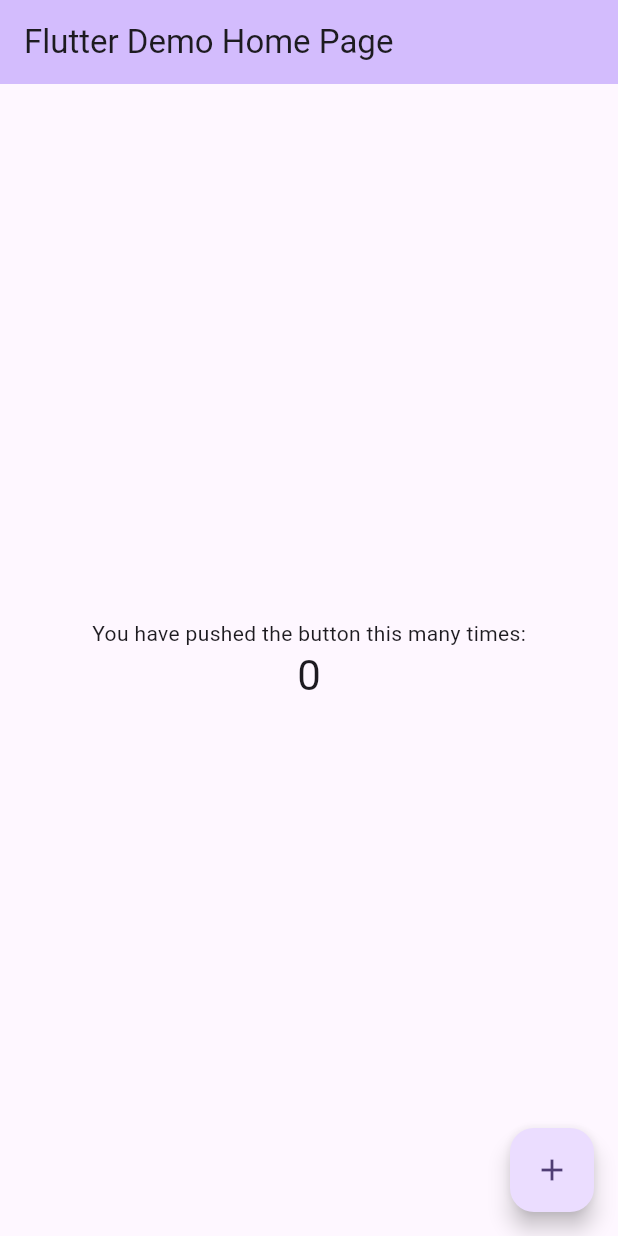
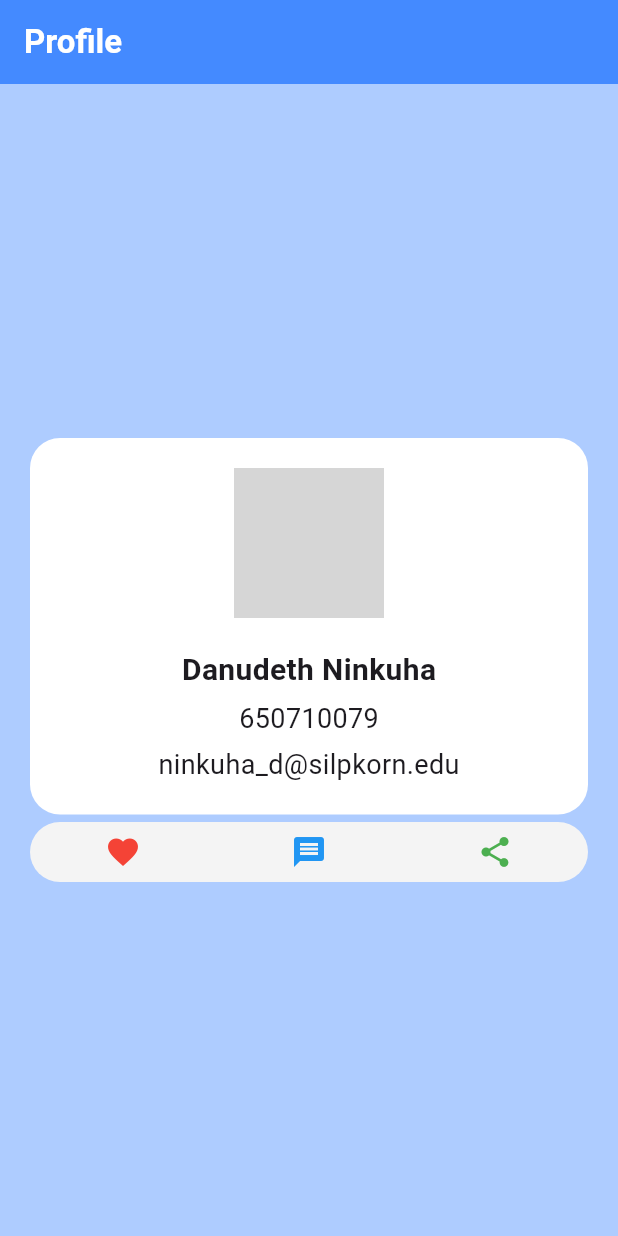
Before and after one commit to danudeth2004/final_exam_650710079, a Flutter app: the screen it shows after launch, on a phone screen of 412 x 824 dp. Run offline on Flutter 3.47's test engine with Material 3 defaults, Android fonts, the phone set to English and light mode, and no system bars; network calls fail; grey boxes are pictures that could not be loaded.

Commit message:
ready_for_exam

```diff
--- a/lib/main.dart
+++ b/lib/main.dart
@@ -1,3 +1,4 @@
+import 'package:final_exam_650710079/profile_card.dart';
 import 'package:flutter/material.dart';
 
 void main() {
@@ -12,111 +13,21 @@ class MyApp extends StatelessWidget {
   Widget build(BuildContext context) {
     return MaterialApp(
       title: 'Flutter Demo',
-      theme: ThemeData(
-        // This is the theme of your application.
-        //
-        // TRY THIS: Try running your application with "flutter run". You'll see
-        // the application has a purple toolbar. Then, without quitting the app,
-        // try changing the seedColor in the colorScheme below to Colors.green
-        // and then invoke "hot reload" (save your changes or press the "hot
-        // reload" button in a Flutter-supported IDE, or press "r" if you used
-        // the command line to start the app).
-        //
-        // Notice that the counter didn't reset back to zero; the application
-        // state is not lost during the reload. To reset the state, use hot
-        // restart instead.
-        //
-        // This works for code too, not just values: Most code changes can be
-        // tested with just a hot reload.
-        colorScheme: ColorScheme.fromSeed(seedColor: Colors.deepPurple),
+        debugShowCheckedModeBanner: false,
+        theme: ThemeData(
+          colorScheme: ColorScheme.fromSeed(seedColor: Colors.deepPurple),
+          useMaterial3: true,
+        ),
+        home: Scaffold(
+          appBar: AppBar(
+          title: const Text(
+            "Profile",
+            style: TextStyle(color: Colors.white, fontWeight: FontWeight.bold),
+          ),
+          backgroundColor: Colors.blueAccent,
+          ),
+        body: ProfileCard(),
       ),
-      home: const MyHomePage(title: 'Flutter Demo Home Page'),
     );
   }
 }
-
-class MyHomePage extends StatefulWidget {
-  const MyHomePage({super.key, required this.title});
-
-  // This widget is the home page of your application. It is stateful, meaning
-  // that it has a State object (defined below) that contains fields that affect
-  // how it looks.
-
-  // This class is the configuration for the state. It holds the values (in this
-  // case the title) provided by the parent (in this case the App widget) and
-  // used by the build method of the State. Fields in a Widget subclass are
-  // always marked "final".
-
-  final String title;
-
-  @override
-  State<MyHomePage> createState() => _MyHomePageState();
-}
-
-class _MyHomePageState extends State<MyHomePage> {
-  int _counter = 0;
-
-  void _incrementCounter() {
-    setState(() {
-      // This call to setState tells the Flutter framework that something has
-      // changed in this State, which causes it to rerun the build method below
-      // so that the display can reflect the updated values. If we changed
-      // _counter without calling setState(), then the build method would not be
-      // called again, and so nothing would appear to happen.
-      _counter++;
-    });
-  }
-
-  @override
-  Widget build(BuildContext context) {
-    // This method is rerun every time setState is called, for instance as done
-    // by the _incrementCounter method above.
-    //
-    // The Flutter framework has been optimized to make rerunning build methods
-    // fast, so that you can just rebuild anything that needs updating rather
-    // than having to individually change instances of widgets.
-    return Scaffold(
-      appBar: AppBar(
-        // TRY THIS: Try changing the color here to a specific color (to
-        // Colors.amber, perhaps?) and trigger a hot reload to see the AppBar
-        // change color while the other colors stay the same.
-        backgroundColor: Theme.of(context).colorScheme.inversePrimary,
-        // Here we take the value from the MyHomePage object that was created by
-        // the App.build method, and use it to set our appbar title.
-        title: Text(widget.title),
-      ),
-      body: Center(
-        // Center is a layout widget. It takes a single child and positions it
-        // in the middle of the parent.
-        child: Column(
-          // Column is also a layout widget. It takes a list of children and
-          // arranges them vertically. By default, it sizes itself to fit its
-          // children horizontally, and tries to be as tall as its parent.
-          //
-          // Column has various properties to control how it sizes itself and
-          // how it positions its children. Here we use mainAxisAlignment to
-          // center the children vertically; the main axis here is the vertical
-          // axis because Columns are vertical (the cross axis would be
-          // horizontal).
-          //
-          // TRY THIS: Invoke "debug painting" (choose the "Toggle Debug Paint"
-          // action in the IDE, or press "p" in the console), to see the
-          // wireframe for each widget.
-          mainAxisAlignment: MainAxisAlignment.center,
-          children: <Widget>[
-            const Text('You have pushed the button this many times:'),
-            Text(
-              '$_counter',
-              style: Theme.of(context).textTheme.headlineMedium,
-            ),
-          ],
-        ),
-      ),
-      floatingActionButton: FloatingActionButton(
-        onPressed: _incrementCounter,
-        tooltip: 'Increment',
-        child: const Icon(Icons.add),
-      ), // This trailing comma makes auto-formatting nicer for build methods.
-    );
-  }
-}
--- /dev/null
+++ b/lib/profile_card.dart
@@ -0,0 +1,70 @@
+import 'package:flutter/material.dart';
+
+class ProfileCard extends StatelessWidget {
+  const ProfileCard({super.key});
+
+  @override
+  Widget build(BuildContext context) {
+    return Container(
+      decoration: BoxDecoration(
+        color: const Color.fromARGB(255, 174, 204, 255),
+      ),
+      child: Column(
+        mainAxisAlignment: MainAxisAlignment.center,
+        children: [
+          Center(
+            child: Container(
+              width: double.infinity,
+              padding: EdgeInsets.all(20),
+              margin: EdgeInsets.fromLTRB(20,20,20,5),
+              decoration: BoxDecoration(
+                color: const Color.fromARGB(255, 255, 255, 255),
+                borderRadius: BorderRadius.circular(20),
+              ),
+              child: Column(
+                mainAxisSize: MainAxisSize.min,
+                children: [
+                  CircleAvatar(
+                    radius: 50, // Image radius
+                    backgroundImage: NetworkImage(
+                      "https://static.wixstatic.com/media/fed1b6_f68a0c58f0bd476886736c6c91189017~mv2.jpg/v1/fill/w_568,h_378,al_c,q_80,usm_0.66_1.00_0.01,enc_avif,quality_auto/fed1b6_f68a0c58f0bd476886736c6c91189017~mv2.jpg",
+                    ),
+                  ),
+                  SizedBox(height: 20),
+                  Text(
+                    "Danudeth Ninkuha",
+                    style: TextStyle(fontSize: 20, fontWeight: FontWeight.bold),
+                  ),
+                  SizedBox(height: 5),
+                  Text("650710079", style: TextStyle(fontSize: 18)),
+                  SizedBox(height: 5),
+                  Text(
+                    "ninkuha_d@silpkorn.edu",
+                    style: TextStyle(fontSize: 18),
+                  ),
+                ],
+              ),
+            ),
+          ),
+          Container(
+            width: double.infinity,
+            margin: EdgeInsets.fromLTRB(20,0,20,20),
+            height: 40,
+            decoration: BoxDecoration(
+              color: const Color.fromARGB(255, 244, 244, 244),
+              borderRadius: BorderRadius.circular(20)
+            ),
+            child: Row(
+              mainAxisAlignment: MainAxisAlignment.spaceAround,
+              children: [
+                Icon(Icons.favorite, color: Colors.red,),
+                Icon(Icons.message, color: Colors.blue,),
+                Icon(Icons.share, color: Colors.green,)
+              ],
+            ),
+          )
+        ],
+      ),
+    );
+  }
+}
```
